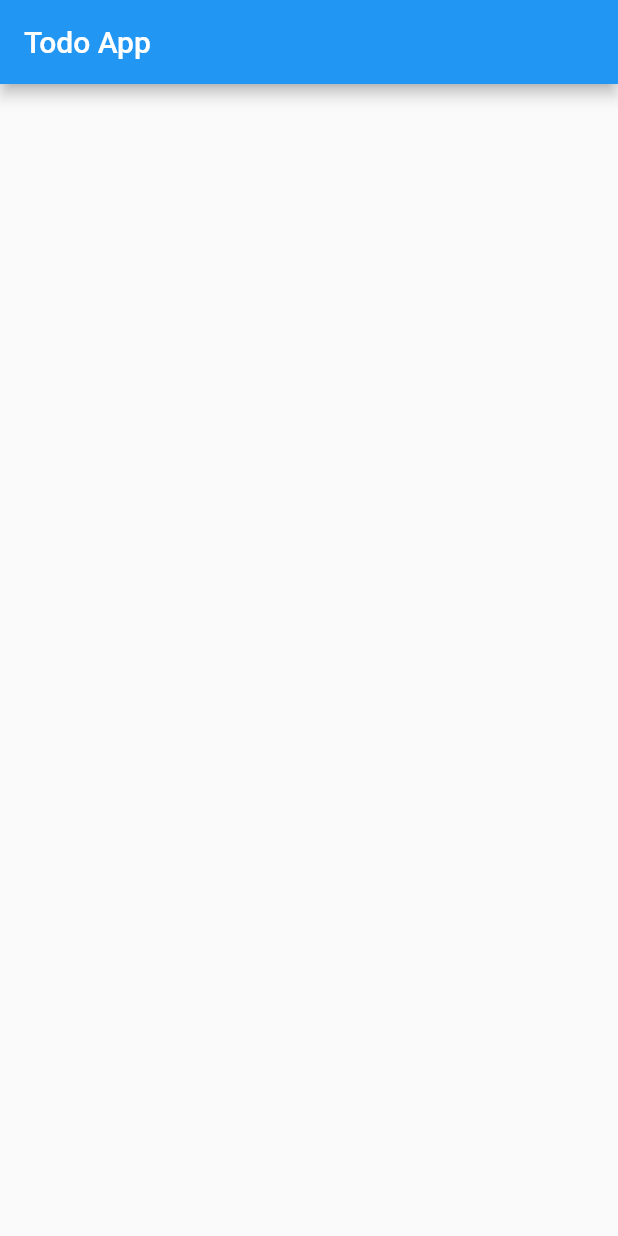
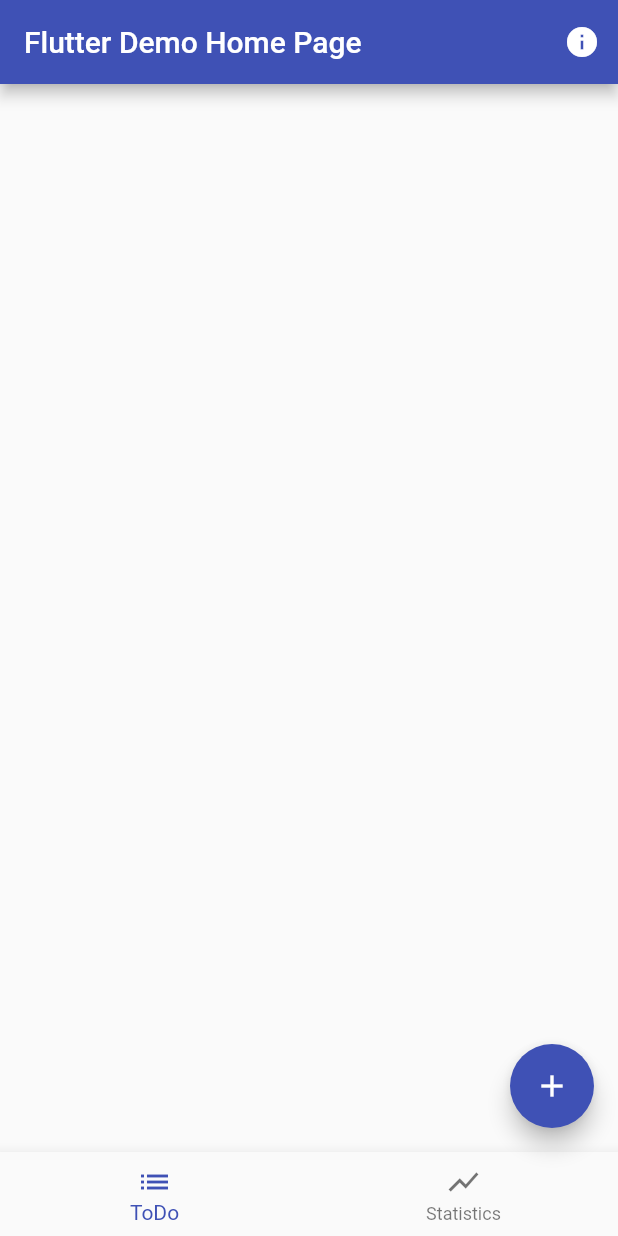
Before and after one commit to Norbert515/gdg_devfest_workshop, a Flutter app: the screen it shows after launch, on a phone screen of 412 x 824 dp. Run offline on Flutter 3.47's test engine with Material 2 defaults, Android fonts, the phone set to English and light mode, and no system bars.

Commit message:
todo app

```diff
--- a/lib/main.dart
+++ b/lib/main.dart
@@ -1,4 +1,15 @@
 import 'package:flutter/material.dart';
+import 'package:meta/meta.dart';
+
+
+class Task {
+
+  Task(this.done, this.text);
+
+  final String text;
+  final bool done;
+
+}
 
 void main() => runApp(new MyApp());
 
@@ -8,96 +19,233 @@ class MyApp extends StatelessWidget {
     return new MaterialApp(
       title: 'Flutter Demo',
       theme: new ThemeData(
-        primarySwatch: Colors.blue,
+        primarySwatch: Colors.indigo,
       ),
-      home: new TaskPage(),
+      home: new MyHomePage(title: 'Flutter Demo Home Page'),
+      routes: {
+        "info": (BuildContext context) => new InfoPage()
+      },
+    );
+  }
+}
+
+class MyHomePage extends StatefulWidget {
+  MyHomePage({Key key, this.title}) : super(key: key);
+  final String title;
+
+  @override
+  _MyHomePageState createState() => new _MyHomePageState();
+}
+
+class _MyHomePageState extends State<MyHomePage> with SingleTickerProviderStateMixin{
+
+
+  List<Task> tasks = [];
+
+  int currentPage = 0;
+
+  AnimationController controller;
+
+  @override
+  void initState() {
+    super.initState();
+    controller = new AnimationController(vsync: this, duration: const Duration(milliseconds: 700), value: 1.0);
+  }
+
+
+  @override
+  void dispose() {
+    super.dispose();
+    controller.dispose();
+  }
+
+  Widget getPage() {
+    if(currentPage == 0) {
+      return new TodoListSection(
+        tasks: tasks,
+        onTaskChangedCallback: (index, task) {
+          setState(() {
+            tasks[index] = task;
+          });
+        },
+      );
+    } else if (currentPage == 1){
+      return new StatSection(
+        tasks: tasks,
+        onClear: (){
+          setState(() {
+            tasks.clear();
+          });
+        },
+      );
+    }
+
+    throw Exception("Page $currentPage not found");
+  }
+
+  @override
+  Widget build(BuildContext context) {
+    return new Scaffold(
+      appBar: new AppBar(
+        title: new Text(widget.title),
+        actions: <Widget>[
+          new IconButton(icon: new Icon(Icons.info), onPressed: (){
+            Navigator.of(context).pushNamed("info");
+          })
+        ],
+      ),
+      body: getPage(),
+      floatingActionButton: new FadeTransition(
+        opacity: controller.view,
+        child: new FloatingActionButton(
+          onPressed: _onAdd,
+          child: const Icon(Icons.add),
+        ),
+      ),
+      bottomNavigationBar: new BottomNavigationBar(
+        items: [
+          new BottomNavigationBarItem(
+              icon: const Icon(Icons.list),
+              title: const Text("ToDo")
+          ),
+          new BottomNavigationBarItem(
+              icon: const Icon(Icons.show_chart),
+              title: const Text("Statistics")
+          ),
+        ],
+        currentIndex: currentPage,
+        onTap: (index) {
+          setState(() {
+            currentPage = index;
+          });
+        },
+      ),
+    );
+  }
+
+  void _hideButton() {
+    controller.reverse(from: 1.0);
+  }
+
+  void _showButton() {
+    controller.forward(from: 0.0);
+  }
+
+  void _onAdd() async {
+    _hideButton();
+    String text = await showDialog<String>(context: context, builder: (BuildContext context) {
+      TextEditingController controller = new TextEditingController();
+      return new AlertDialog(
+        content: new TextField(
+          controller: controller,
+          decoration: new InputDecoration(hintText: "Add a new task"),),
+        actions: <Widget>[
+          new MaterialButton(onPressed: () {
+            controller.dispose();
+            Navigator.of(context).pop(null);
+          },
+            child: new Text("Cancle"),
+          ),
+          new MaterialButton(onPressed: () {
+            String text = controller.text;
+            controller.dispose();
+            Navigator.of(context).pop(text);
+          },
+            child: new Text("Save"),
+          )
+        ],
+      );
+    });
+
+    if(text != null) {
+      setState(() {
+        tasks.add(new Task(false, text));
+      });
+    }
+    _showButton();
+  }
+}
+
+typedef OnTaskChangedCallback = void Function(int index, Task task);
+
+class TodoListSection extends StatelessWidget {
+
+  const TodoListSection({Key key, this.tasks, this.onTaskChangedCallback}) : super(key: key);
+
+  final List<Task> tasks;
+
+  final OnTaskChangedCallback onTaskChangedCallback;
+
+
+  @override
+  Widget build(BuildContext context) {
+    return new ListView.builder(
+      itemBuilder: (BuildContext context, int index) {
+        return new TaskTile(task: tasks[index], onChanged: (newValue) => onTaskChangedCallback(index, new Task(newValue, tasks[index].text)),);
+      }, itemCount: tasks.length,
+    );
+  }
+}
+
+class TaskTile extends StatelessWidget {
+
+  const TaskTile({Key key, this.task, this.onChanged}) : super(key: key);
+
+  final Task task;
+
+  final ValueChanged<bool> onChanged;
+
+  @override
+  Widget build(BuildContext context) {
+    return new Row(
+      children: <Widget>[
+        new Checkbox(value: task.done, onChanged: onChanged),
+        new Text(task.text),
+      ],
     );
   }
 }
 
 
-class Task {
-  Task(this.name, this.done);
-
-  final String name;
-  final bool done;
-}
-
-class TaskPage extends StatefulWidget {
-
-  const TaskPage({Key key}) : super(key: key);
-
-  @override
-  TaskPageState createState() {
-    return new TaskPageState();
-  }
-}
 
 
-// TODO bottom navigation bar change between stats and todo list
+class StatSection extends StatelessWidget {
 
+  final List<Task> tasks;
 
-// TODO carbon folien mit signaturen machen
+  final VoidCallback onClear;
 
-
-
-// TODO takes a list of task, provides a callback
-class TaskPageState extends State<TaskPage> {
-
-
-  List<Task> tasks = [
-    Task("Hi", false),
-    Task("Hi", false),
-    Task("Hi", false),
-    Task("Hi", false),
-  ];
+  const StatSection({Key key, this.tasks, @required this.onClear}) : super(key: key);
 
 
   @override
   Widget build(BuildContext context) {
-    return Scaffold(
-      appBar: new AppBar(
-        title: new Text('Todo App'),
+    return new Center(
+      child: new Column(
+        mainAxisAlignment: MainAxisAlignment.center,
+        children: <Widget>[
+          new Text("Of ${tasks.length} tasks, ${_getNumberOfDoneTasks()} ${_getNumberOfDoneTasks() == 1? "is": "are"} done"),
+          new SizedBox(height: 12.0,),
+          new RaisedButton(onPressed: onClear, child: new Text("Clear list"),)
+        ],
       ),
-      body: ListView.builder(itemBuilder: (context, index) {
-        return TaskWidget(
-          task: tasks[index],
-          onTap: (val) {
-            setState(() {
-              tasks[index] = Task(tasks[index].name, val);
-            });
-          },
-        );
-      }, itemCount: tasks.length,),
+    );
+  }
+
+
+  int _getNumberOfDoneTasks() {
+    return tasks.where((task)=> task.done).length;
+  }
+}
+
+class InfoPage extends StatelessWidget {
+  @override
+  Widget build(BuildContext context) {
+    return new Scaffold(
+      appBar: new AppBar(title: new Text("Info Page"),),
+      body: new Center(
+        child: new Text("This app is programmed at the PG"),
+      ),
     );
   }
 }
-
-class CreateTaskWidget extends StatelessWidget {
-
-  const CreateTaskWidget({Key key, this.onTaskAdded}) : super(key: key);
-
-  final ValueChanged<String> onTaskAdded;
-
-
-  @override
-  Widget build(BuildContext context) {
-    return new Container();
-  }
-}
-
-
-class TaskWidget extends StatelessWidget {
-
-  const TaskWidget({Key key, this.task, this.onTap}) : super(key: key);
-
-  final Task task;
-
-  final ValueChanged<bool> onTap;
-
-
-  @override
-  Widget build(BuildContext context) {
-    return new Container();
-  }
-}
```
